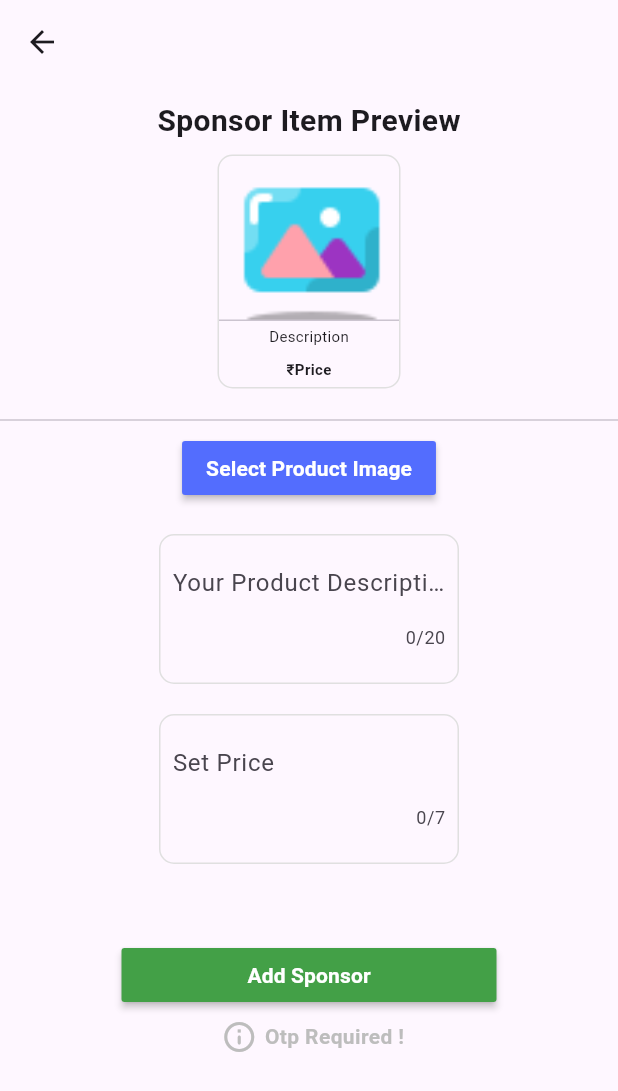
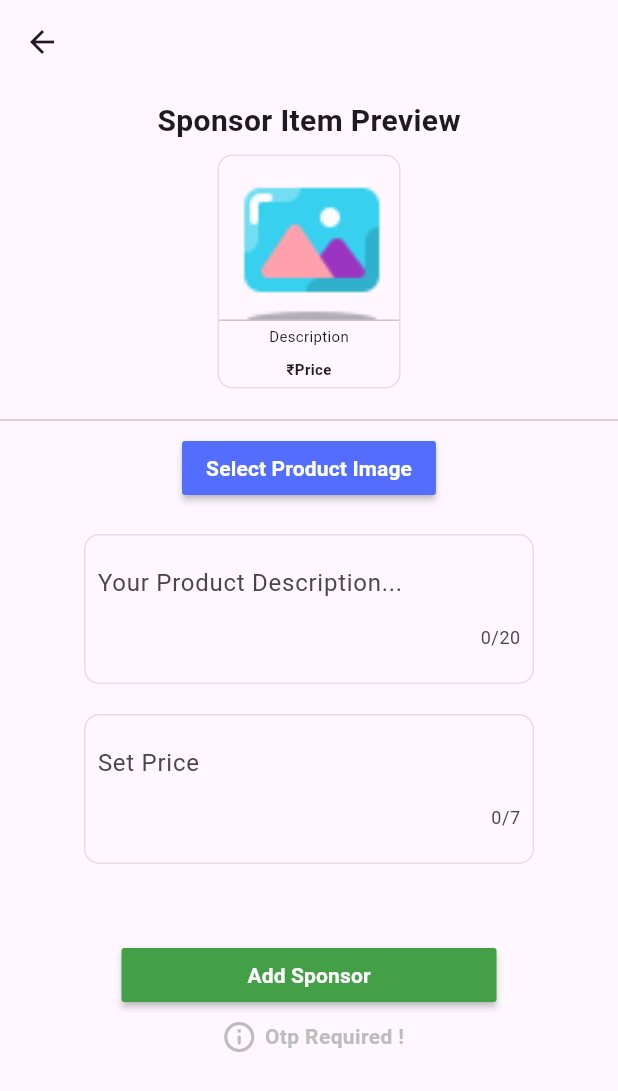
Before and after one commit to Yogesh-Jaisankar/ecommerce, a Flutter app: the SponsorItem screen opened directly, on a phone screen of 412 x 824 dp. Shown: the top 1091 px of the screen. Run offline on Flutter 3.47's test engine with Material 2 defaults, Android fonts, the phone set to English and light mode, and no system bars; our stand-ins replace dots_indicator, flutter_rating_bar, image_picker, shared_preferences; accounts and stored records are empty.

```diff
--- a/lib/Sponsors/sponsor_item.dart
+++ b/lib/Sponsors/sponsor_item.dart
@@ -115,6 +115,7 @@ class _SponsorItemState extends State<SponsorItem> {
             ),
             SizedBox(height: 5),
             Divider(),
+            //Pick Image
             MaterialButton(
                 onPressed: () {
                   _pickImage();
@@ -127,8 +128,9 @@ class _SponsorItemState extends State<SponsorItem> {
                       color: Colors.white, fontWeight: FontWeight.bold),
                 )),
             SizedBox(height: 20),
+            //Desc
             Container(
-              width: 200,
+              width: 300,
               height: 100,
               decoration: BoxDecoration(
                 border: Border.all(color: Colors.grey.shade300),
@@ -153,8 +155,9 @@ class _SponsorItemState extends State<SponsorItem> {
               ),
             ),
             SizedBox(height: 20),
+            //Price
             Container(
-              width: 200,
+              width: 300,
               height: 100,
               decoration: BoxDecoration(
                 border: Border.all(color: Colors.grey.shade300),
```
